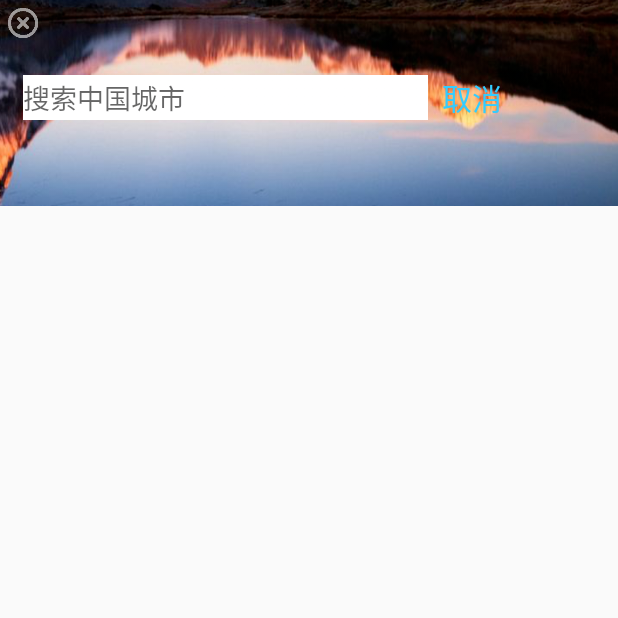
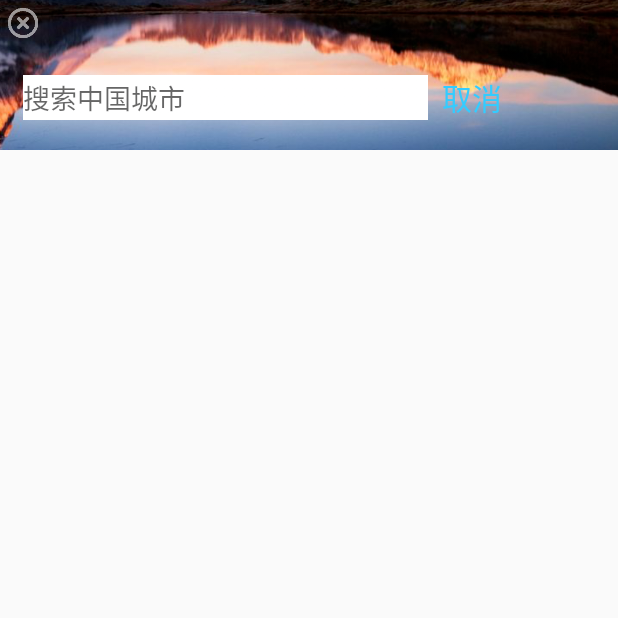
Before and after one commit to watermamba/xiaoshuweather, an Android app: the SearchCity screen opened directly, with no data from a screen before it, on a phone screen of 412 x 824 dp, the top half of it. Run offline under Robolectric (Android 15) with nearby library versions, the phone set to English and light mode, and no system bars; libraries missing offline, so code that uses them is left out: org.litepal.crud.

Commit message:
优化了listview，数据展示正确，但是检索还需要优化

```diff
--- a/app/src/main/java/com/water/xiaoshuweather/SearchCity.java
+++ b/app/src/main/java/com/water/xiaoshuweather/SearchCity.java
@@ -33,7 +33,7 @@ public class SearchCity extends AppCompatActivity {
         editCity = (EditText) findViewById(R.id.edit_city_2);
         cityList = (ListView) findViewById(R.id.city_listview);
         cancel = (TextView) findViewById(R.id.cancel_edit);
-        adapter = new ArrayAdapter<>(getApplicationContext(), android.R.layout.simple_list_item_1, datalist);
+        adapter = new ArrayAdapter<>(getApplicationContext(), R.layout.list_item_1, datalist);
         cityList.setAdapter(adapter);
         editCity.addTextChangedListener(new TextWatcher() {
             @Override
@@ -53,7 +53,7 @@ public class SearchCity extends AppCompatActivity {
                 if (cities.size() > 0) {
                     datalist.clear();
                     for (ChinaCity chinaCity : cities) {
-                        datalist.add(chinaCity.getCityZh() + "," + chinaCity.getLeaderZh() + "," + chinaCity.getProvinceZh() + "," + chinaCity.getCountryZh());
+                        datalist.add(chinaCity.getCityZh()  + "," + chinaCity.getProvinceZh() + "," + chinaCity.getCountryZh());
                     }
                     adapter.notifyDataSetChanged();
                     cityList.setSelection(0);
--- a/app/src/main/res/layout/activity_search_city.xml
+++ b/app/src/main/res/layout/activity_search_city.xml
@@ -6,8 +6,7 @@
 
     <RelativeLayout
         android:layout_width="match_parent"
-        android:layout_height="0dp"
-        android:layout_weight="1"
+        android:layout_height="100dp"
         android:background="@drawable/background_choose_2"
         >
 
@@ -41,16 +40,10 @@
             />
 
     </RelativeLayout>
-    <LinearLayout
+    <ListView
+        android:id="@+id/city_listview"
         android:layout_width="match_parent"
-        android:layout_height="0dp"
-        android:layout_weight="5"
-        >
-        <ListView
-            android:id="@+id/city_listview"
-            android:layout_width="match_parent"
-            android:layout_height="wrap_content" />
+        android:layout_height="wrap_content" />
 
-    </LinearLayout>
 
 </LinearLayout>
```
Also changed, not shown: app/src/main/java/com/water/xiaoshuweather/entity/City.java (added, +41 -0 lines), app/src/main/res/layout/list_item_1.xml (added, +14 -0 lines).
